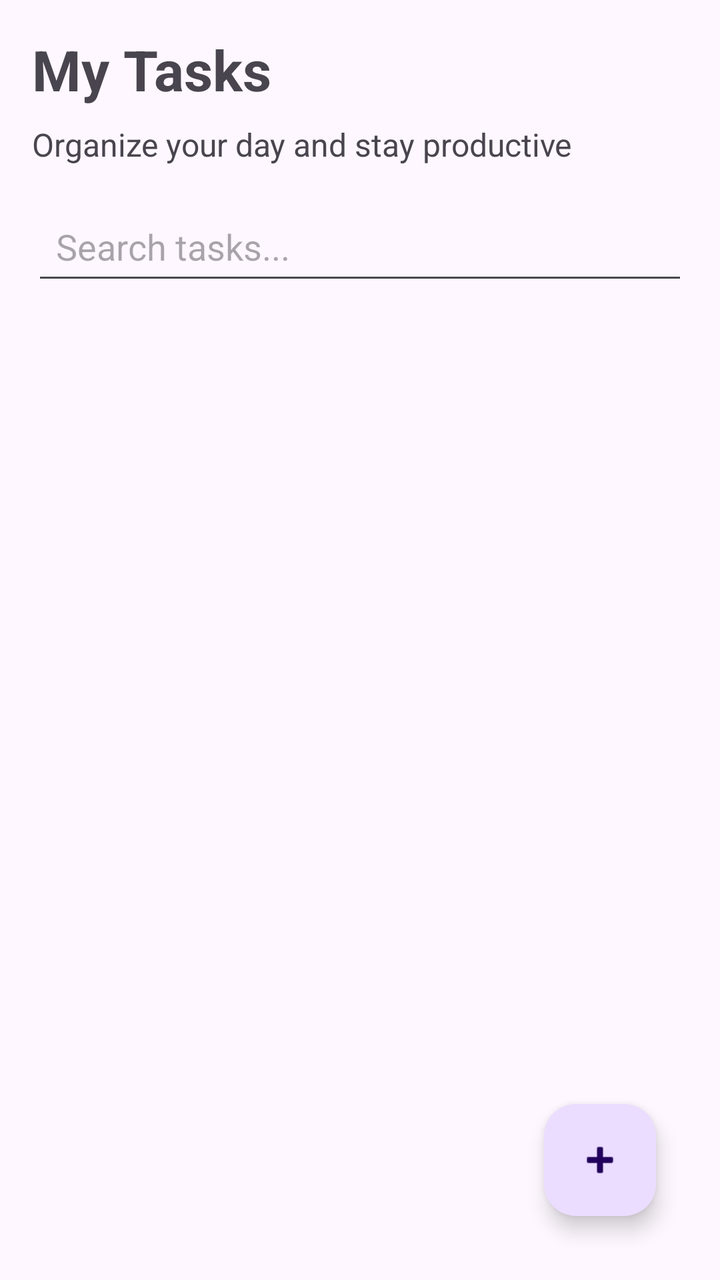
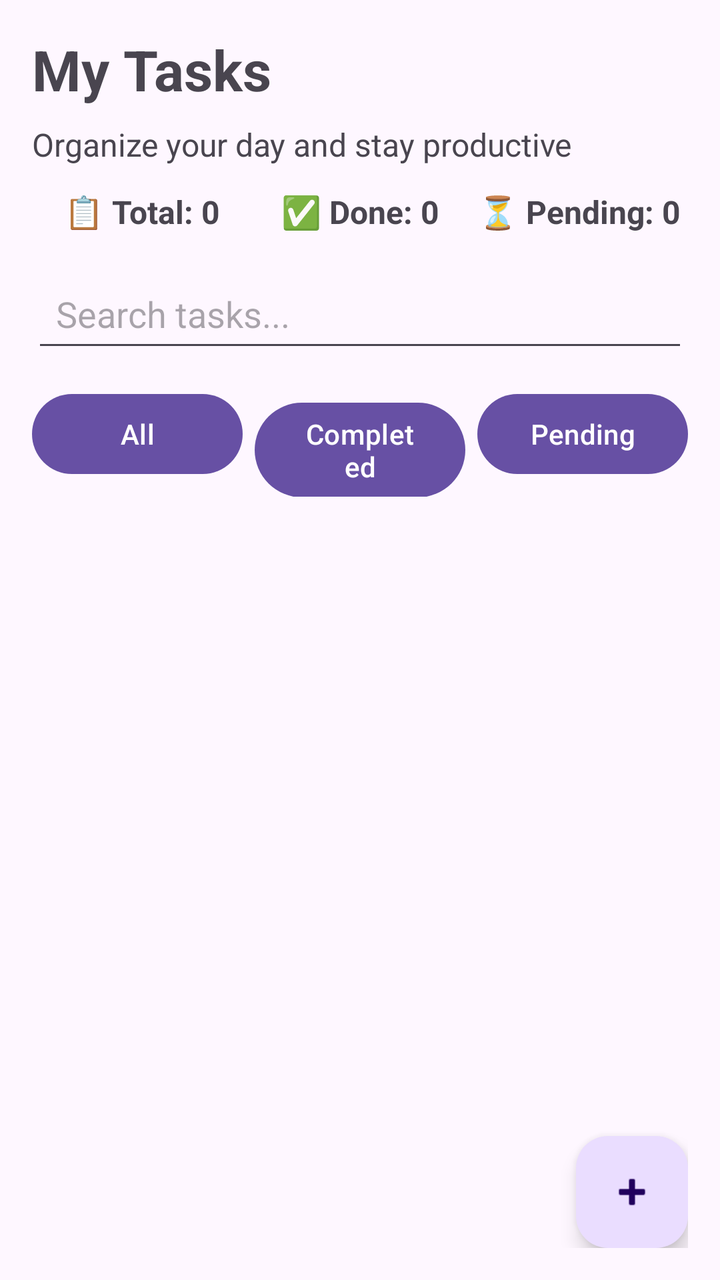

Screens rendered from an Android XML layout before and after an edit, with the pre-edit source and the edit as a unified diff.
<!-- AndroidManifest.xml: application theme Theme.TaskMaster -->
<!-- res/layout/activity_main.xml -->
<?xml version="1.0" encoding="utf-8"?>
<LinearLayout xmlns:android="http://schemas.android.com/apk/res/android"
    android:layout_width="match_parent"
    android:layout_height="match_parent"
    android:orientation="vertical"
    android:padding="16dp">

    <TextView
        android:id="@+id/tvWelcome"
        android:layout_width="wrap_content"
        android:layout_height="wrap_content"
        android:text="My Tasks"
        android:textSize="28sp"
        android:textStyle="bold"
        android:layout_marginBottom="8dp" />

    <TextView
        android:id="@+id/tvSubtitle"
        android:layout_width="wrap_content"
        android:layout_height="wrap_content"
        android:text="Organize your day and stay productive"
        android:textSize="16sp"
        android:layout_marginBottom="16dp" />

    <EditText
        android:id="@+id/etSearch"
        android:layout_width="match_parent"
        android:layout_height="wrap_content"
        android:hint="Search tasks..."
        android:inputType="text"
        android:padding="12dp"
        android:layout_marginBottom="16dp" />

    <androidx.recyclerview.widget.RecyclerView
        android:id="@+id/recyclerViewTasks"
        android:layout_width="match_parent"
        android:layout_height="0dp"
        android:layout_weight="1" />

    <com.google.android.material.floatingactionbutton.FloatingActionButton
        android:id="@+id/fabAddTask"
        android:layout_width="wrap_content"
        android:layout_height="wrap_content"
        android:layout_gravity="end"
        android:layout_margin="16dp"
        android:contentDescription="Add Task"
        android:src="@android:drawable/ic_input_add" />

</LinearLayout>
<!-- resources referenced by this layout -->
<resources>
  <style name="Theme.TaskMaster" parent="Base.Theme.TaskMaster" />
  <style name="Base.Theme.TaskMaster" parent="Theme.Material3.DayNight.NoActionBar">
          
          
      </style>
</resources>

<!-- the commit's change to res/layout/activity_main.xml (unified diff, before → after) -->
@@ -9,6 +9,7 @@
         android:id="@+id/tvWelcome"
         android:layout_width="wrap_content"
         android:layout_height="wrap_content"
+
         android:text="My Tasks"
         android:textSize="28sp"
         android:textStyle="bold"
@@ -20,7 +21,46 @@
         android:layout_height="wrap_content"
         android:text="Organize your day and stay productive"
         android:textSize="16sp"
-        android:layout_marginBottom="16dp" />
+        android:layout_marginBottom="12dp" />
+
+    
+    <LinearLayout
+        android:layout_width="match_parent"
+        android:layout_height="wrap_content"
+        android:orientation="horizontal"
+        android:layout_marginBottom="16dp">
+
+        <TextView
+            android:id="@+id/tvTotal"
+            android:layout_width="0dp"
+            android:layout_height="wrap_content"
+            android:layout_weight="1"
+            android:gravity="center"
+            android:text="📋 Total: 0"
+            android:textStyle="bold"
+            android:textSize="16sp"/>
+
+        <TextView
+            android:id="@+id/tvCompleted"
+            android:layout_width="0dp"
+            android:layout_height="wrap_content"
+            android:layout_weight="1"
+            android:gravity="center"
+            android:text="✅ Done: 0"
+            android:textStyle="bold"
+            android:textSize="16sp"/>
+
+        <TextView
+            android:id="@+id/tvPending"
+            android:layout_width="0dp"
+            android:layout_height="wrap_content"
+            android:layout_weight="1"
+            android:gravity="center"
+            android:text="⏳ Pending: 0"
+            android:textStyle="bold"
+            android:textSize="16sp"/>
+
+    </LinearLayout>
 
     <EditText
         android:id="@+id/etSearch"
@@ -29,7 +69,38 @@
         android:hint="Search tasks..."
         android:inputType="text"
         android:padding="12dp"
-        android:layout_marginBottom="16dp" />
+        android:layout_marginBottom="12dp" />
+
+    <LinearLayout
+        android:layout_width="match_parent"
+        android:layout_height="wrap_content"
+        android:orientation="horizontal"
+        android:layout_marginBottom="16dp">
+
+        <Button
+            android:id="@+id/btnAll"
+            android:layout_width="0dp"
+            android:layout_height="wrap_content"
+            android:layout_weight="1"
+            android:text="All" />
+
+        <Button
+            android:id="@+id/btnCompleted"
+            android:layout_width="0dp"
+            android:layout_height="wrap_content"
+            android:layout_weight="1"
+            android:layout_marginStart="6dp"
+            android:text="Completed" />
+
+        <Button
+            android:id="@+id/btnPending"
+            android:layout_width="0dp"
+            android:layout_height="wrap_content"
+            android:layout_weight="1"
+            android:layout_marginStart="6dp"
+            android:text="Pending" />
+
+    </LinearLayout>
 
     <androidx.recyclerview.widget.RecyclerView
         android:id="@+id/recyclerViewTasks"
@@ -42,7 +113,7 @@
         android:layout_width="wrap_content"
         android:layout_height="wrap_content"
         android:layout_gravity="end"
-        android:layout_margin="16dp"
+        android:layout_marginTop="16dp"
         android:contentDescription="Add Task"
         android:src="@android:drawable/ic_input_add" />
 
